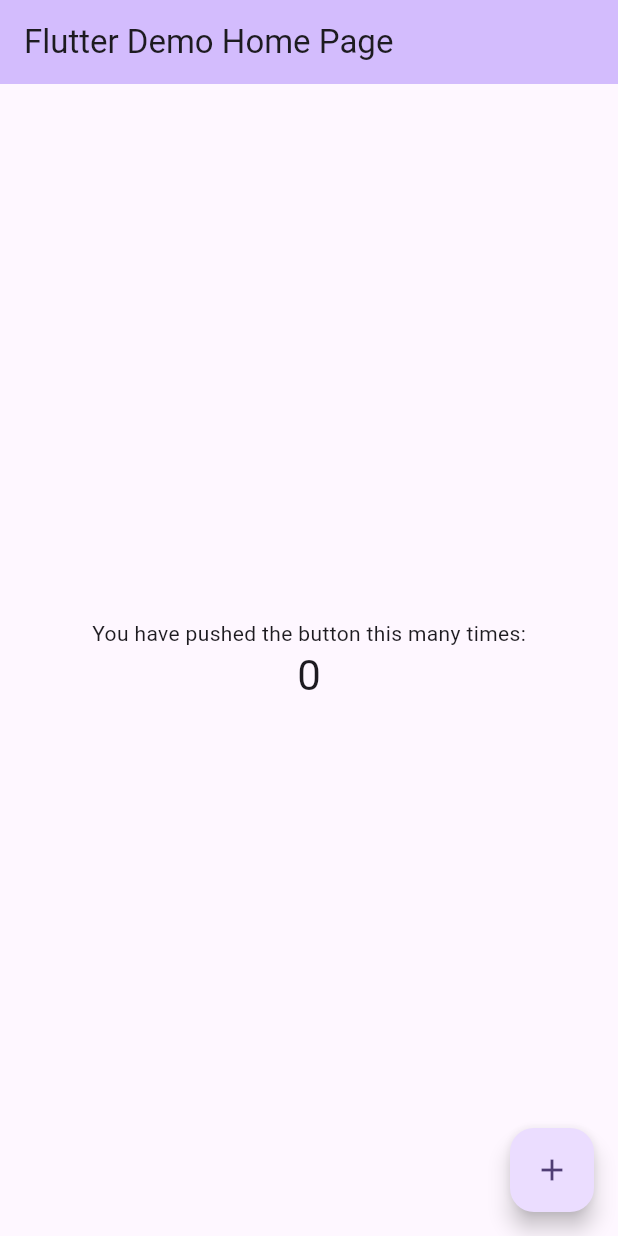
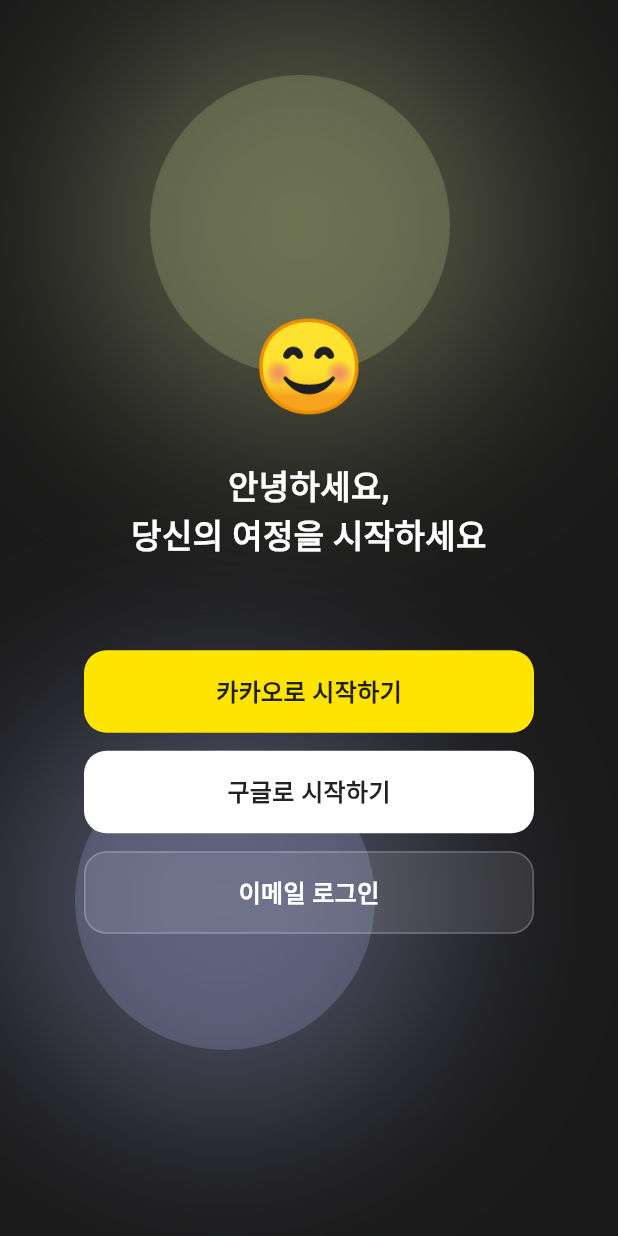
Before and after one commit to MinJe21/greenlink_flutter, a Flutter app: the screen it shows after launch, on a phone screen of 412 x 824 dp. Run offline on Flutter 3.47's test engine with Material 3 defaults, Android fonts, the phone set to English and light mode, and no system bars.

Commit message:
create default

```diff
--- a/lib/main.dart
+++ b/lib/main.dart
@@ -1,122 +1,29 @@
 import 'package:flutter/material.dart';
+import 'package:greenlink_front/screen/auth/loginPage.dart';
+import 'package:greenlink_front/screen/home/home_page.dart';
 
 void main() {
-  runApp(const MyApp());
+  runApp(const GreenLinkApp());
 }
 
-class MyApp extends StatelessWidget {
-  const MyApp({super.key});
+class GreenLinkApp extends StatelessWidget {
+  const GreenLinkApp({super.key});
 
-  // This widget is the root of your application.
   @override
   Widget build(BuildContext context) {
     return MaterialApp(
-      title: 'Flutter Demo',
-      theme: ThemeData(
-        // This is the theme of your application.
-        //
-        // TRY THIS: Try running your application with "flutter run". You'll see
-        // the application has a purple toolbar. Then, without quitting the app,
-        // try changing the seedColor in the colorScheme below to Colors.green
-        // and then invoke "hot reload" (save your changes or press the "hot
-        // reload" button in a Flutter-supported IDE, or press "r" if you used
-        // the command line to start the app).
-        //
-        // Notice that the counter didn't reset back to zero; the application
-        // state is not lost during the reload. To reset the state, use hot
-        // restart instead.
-        //
-        // This works for code too, not just values: Most code changes can be
-        // tested with just a hot reload.
-        colorScheme: .fromSeed(seedColor: Colors.deepPurple),
-      ),
-      home: const MyHomePage(title: 'Flutter Demo Home Page'),
+      title: 'Greenlink',
+      debugShowCheckedModeBanner: false,
+      theme: ThemeData(brightness: Brightness.dark), // 어두운 테마 유지
+
+      // 1. 앱 실행 시 처음 보여줄 페이지
+      initialRoute: '/login',
+
+      // 2. 페이지 경로(이름) 설정
+      routes: {
+        '/login': (context) => const LoginPage(),
+        '/home': (context) => const HomePage(),
+      },
     );
   }
 }
-
-class MyHomePage extends StatefulWidget {
-  const MyHomePage({super.key, required this.title});
-
-  // This widget is the home page of your application. It is stateful, meaning
-  // that it has a State object (defined below) that contains fields that affect
-  // how it looks.
-
-  // This class is the configuration for the state. It holds the values (in this
-  // case the title) provided by the parent (in this case the App widget) and
-  // used by the build method of the State. Fields in a Widget subclass are
-  // always marked "final".
-
-  final String title;
-
-  @override
-  State<MyHomePage> createState() => _MyHomePageState();
-}
-
-class _MyHomePageState extends State<MyHomePage> {
-  int _counter = 0;
-
-  void _incrementCounter() {
-    setState(() {
-      // This call to setState tells the Flutter framework that something has
-      // changed in this State, which causes it to rerun the build method below
-      // so that the display can reflect the updated values. If we changed
-      // _counter without calling setState(), then the build method would not be
-      // called again, and so nothing would appear to happen.
-      _counter++;
-    });
-  }
-
-  @override
-  Widget build(BuildContext context) {
-    // This method is rerun every time setState is called, for instance as done
-    // by the _incrementCounter method above.
-    //
-    // The Flutter framework has been optimized to make rerunning build methods
-    // fast, so that you can just rebuild anything that needs updating rather
-    // than having to individually change instances of widgets.
-    return Scaffold(
-      appBar: AppBar(
-        // TRY THIS: Try changing the color here to a specific color (to
-        // Colors.amber, perhaps?) and trigger a hot reload to see the AppBar
-        // change color while the other colors stay the same.
-        backgroundColor: Theme.of(context).colorScheme.inversePrimary,
-        // Here we take the value from the MyHomePage object that was created by
-        // the App.build method, and use it to set our appbar title.
-        title: Text(widget.title),
-      ),
-      body: Center(
-        // Center is a layout widget. It takes a single child and positions it
-        // in the middle of the parent.
-        child: Column(
-          // Column is also a layout widget. It takes a list of children and
-          // arranges them vertically. By default, it sizes itself to fit its
-          // children horizontally, and tries to be as tall as its parent.
-          //
-          // Column has various properties to control how it sizes itself and
-          // how it positions its children. Here we use mainAxisAlignment to
-          // center the children vertically; the main axis here is the vertical
-          // axis because Columns are vertical (the cross axis would be
-          // horizontal).
-          //
-          // TRY THIS: Invoke "debug painting" (choose the "Toggle Debug Paint"
-          // action in the IDE, or press "p" in the console), to see the
-          // wireframe for each widget.
-          mainAxisAlignment: .center,
-          children: [
-            const Text('You have pushed the button this many times:'),
-            Text(
-              '$_counter',
-              style: Theme.of(context).textTheme.headlineMedium,
-            ),
-          ],
-        ),
-      ),
-      floatingActionButton: FloatingActionButton(
-        onPressed: _incrementCounter,
-        tooltip: 'Increment',
-        child: const Icon(Icons.add),
-      ),
-    );
-  }
-}
--- /dev/null
+++ b/lib/screen/auth/loginPage.dart
@@ -0,0 +1,101 @@
+import 'package:flutter/material.dart';
+
+class LoginPage extends StatelessWidget {
+  const LoginPage({super.key});
+
+  @override
+  Widget build(BuildContext context) {
+    return Scaffold(
+      body: Stack(
+        children: [
+          // 배경 디자인
+          Container(
+            width: double.infinity,
+            height: double.infinity,
+            color: const Color(0xFF1A1A1A),
+            child: Stack(
+              children: [
+                _buildBlurCircle(const Color(0xFFD4E09B), 50, 100),
+                _buildBlurCircle(const Color(0xFFB8C0FF), 500, 50),
+              ],
+            ),
+          ),
+          SafeArea(
+            child: Center(
+              child: Column(
+                mainAxisAlignment: MainAxisAlignment.center,
+                children: [
+                  const Text("😊", style: TextStyle(fontSize: 60)),
+                  const SizedBox(height: 20),
+                  const Text(
+                    "안녕하세요,\n당신의 여정을 시작하세요",
+                    textAlign: TextAlign.center,
+                    style: TextStyle(color: Colors.white, fontSize: 22, fontWeight: FontWeight.bold),
+                  ),
+                  const SizedBox(height: 60),
+
+                  // 카카오 로그인 버튼
+                  _buildLoginButton(
+                    text: "카카오로 시작하기",
+                    color: const Color(0xFFFEE500),
+                    textColor: Colors.black87,
+                    onTap: () => Navigator.pushReplacementNamed(context, '/home'), // 홈으로 이동
+                  ),
+                  const SizedBox(height: 12),
+
+                  // 구글 로그인 버튼
+                  _buildLoginButton(
+                    text: "구글로 시작하기",
+                    color: Colors.white,
+                    textColor: Colors.black87,
+                    onTap: () => Navigator.pushReplacementNamed(context, '/home'),
+                  ),
+                  const SizedBox(height: 12),
+
+                  // 자체 로그인 (이메일)
+                  _buildLoginButton(
+                    text: "이메일 로그인",
+                    color: Colors.white.withOpacity(0.1),
+                    textColor: Colors.white,
+                    isBorder: true,
+                    onTap: () => Navigator.pushNamed(context, '/signup'), // 회원가입/로그인 이동
+                  ),
+                ],
+              ),
+            ),
+          ),
+        ],
+      ),
+    );
+  }
+
+  Widget _buildBlurCircle(Color color, double top, double left) {
+    return Positioned(
+      top: top,
+      left: left,
+      child: Container(
+        width: 200, height: 200,
+        decoration: BoxDecoration(
+          color: color.withOpacity(0.2),
+          shape: BoxShape.circle,
+          boxShadow: [BoxShadow(color: color.withOpacity(0.3), blurRadius: 100, spreadRadius: 50)],
+        ),
+      ),
+    );
+  }
+
+  Widget _buildLoginButton({required String text, required Color color, required Color textColor, required VoidCallback onTap, bool isBorder = false}) {
+    return GestureDetector(
+      onTap: onTap,
+      child: Container(
+        width: 300, height: 55,
+        decoration: BoxDecoration(
+          color: color,
+          borderRadius: BorderRadius.circular(15),
+          border: isBorder ? Border.all(color: Colors.white24) : null,
+        ),
+        child: Center(child: Text(text, style: TextStyle(color: textColor, fontSize: 16, fontWeight: FontWeight.w600))),
+      ),
+    );
+  }
+}
```
Also changed, not shown: lib/screen/home/home_page.dart (added, +68 -0 lines), pubspec.yaml (+6 -68 lines), lib/screen/auth/signup_page.dart (added), lib/screen/splash_screen.dart (added), lib/service/auth_service.dart (added), lib/service/database_service.dart (added), lib/widget/custom_button.dart (added), pubspec.lock, 8 other files.
